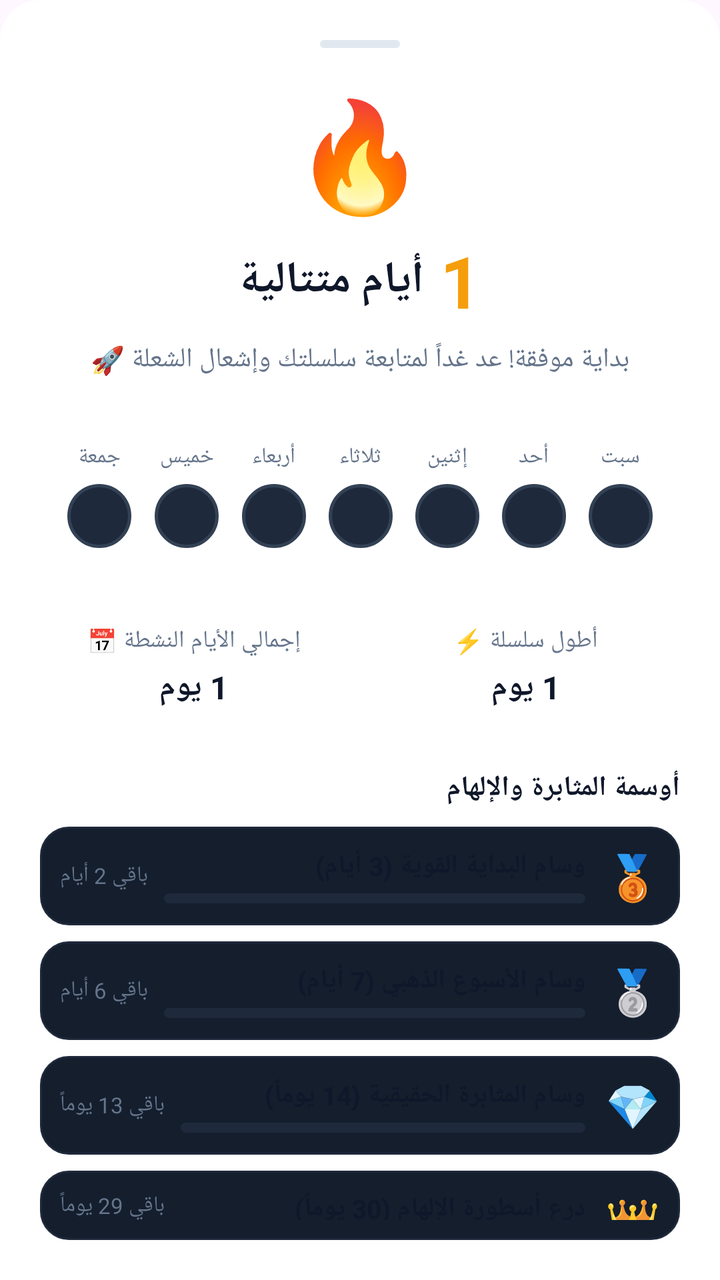
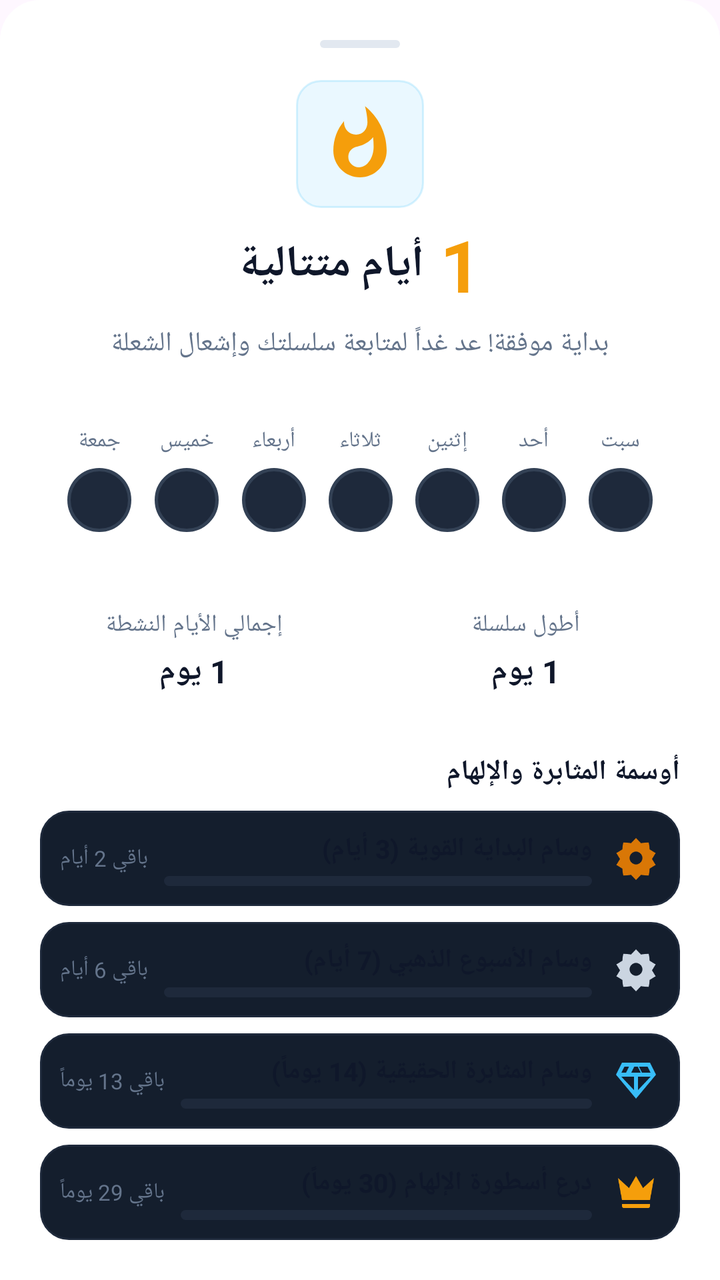

Compare the two renders of this Android layout. The source of the first and the diff that turns it into the second are given below.
<!-- AndroidManifest.xml: application theme Theme.Material3.DayNight.NoActionBar -->
<!-- res/layout/dialog_daily_streak.xml -->
<?xml version="1.0" encoding="utf-8"?>
<LinearLayout xmlns:android="http://schemas.android.com/apk/res/android"
    xmlns:app="http://schemas.android.com/apk/res-auto"
    android:layout_width="match_parent"
    android:layout_height="wrap_content"
    android:background="@drawable/bg_bottom_sheet_surface"
    android:layoutDirection="rtl"
    android:orientation="vertical"
    android:padding="20dp">

    
    <View
        android:layout_width="40dp"
        android:layout_height="4dp"
        android:layout_gravity="center_horizontal"
        android:layout_marginBottom="16dp"
        android:background="@drawable/bg_sheet_handle" />

    
    <LinearLayout
        android:layout_width="match_parent"
        android:layout_height="wrap_content"
        android:gravity="center"
        android:orientation="vertical">

        <TextView
            android:layout_width="wrap_content"
            android:layout_height="wrap_content"
            android:text="🔥"
            android:textSize="54sp" />

        <LinearLayout
            android:layout_width="wrap_content"
            android:layout_height="wrap_content"
            android:layout_marginTop="4dp"
            android:gravity="center_vertical"
            android:orientation="horizontal">

            <TextView
                android:id="@+id/tvStreakNumber"
                android:layout_width="wrap_content"
                android:layout_height="wrap_content"
                android:text="1"
                android:textColor="#F59E0B"
                android:textSize="36sp"
                android:textStyle="bold" />

            <TextView
                android:layout_width="wrap_content"
                android:layout_height="wrap_content"
                android:layout_marginStart="8dp"
                android:text="@string/streak_days_consecutive"
                android:textColor="@color/text_primary"
                android:textSize="22sp"
                android:textStyle="bold" />
        </LinearLayout>

        <TextView
            android:id="@+id/tvStreakSubtitle"
            android:layout_width="wrap_content"
            android:layout_height="wrap_content"
            android:layout_marginTop="6dp"
            android:gravity="center"
            android:paddingHorizontal="16dp"
            android:text="بداية موفقة! عد غداً لمتابعة سلسلتك وإشعال الشعلة 🚀"
            android:textColor="@color/text_secondary"
            android:textSize="13.5sp" />
    </LinearLayout>

    
    <androidx.cardview.widget.CardView
        android:layout_width="match_parent"
        android:layout_height="wrap_content"
        android:layout_marginTop="18dp"
        app:cardBackgroundColor="@color/bg_card"
        app:cardCornerRadius="16dp"
        app:cardElevation="0dp">

        <LinearLayout
            android:layout_width="match_parent"
            android:layout_height="wrap_content"
            android:gravity="center"
            android:orientation="horizontal"
            android:paddingHorizontal="8dp"
            android:paddingVertical="14dp">

            
            <LinearLayout
                android:layout_width="0dp"
                android:layout_height="wrap_content"
                android:layout_weight="1"
                android:gravity="center"
                android:orientation="vertical">
                <TextView
                    android:layout_width="wrap_content"
                    android:layout_height="wrap_content"
                    android:text="@string/day_sat"
                    android:textColor="@color/text_secondary"
                    android:textSize="11sp" />
                <FrameLayout
                    android:id="@+id/circleDaySat"
                    android:layout_width="32dp"
                    android:layout_height="32dp"
                    android:layout_marginTop="6dp"
                    android:background="@drawable/bg_streak_day_inactive">
                    <ImageView
                        android:id="@+id/iconDaySat"
                        android:layout_width="16dp"
                        android:layout_height="16dp"
                        android:layout_gravity="center"
                        android:src="@drawable/ic_check_small"
                        android:visibility="invisible"
                        app:tint="#1E293B" />
                </FrameLayout>
            </LinearLayout>

            
            <LinearLayout
                android:layout_width="0dp"
                android:layout_height="wrap_content"
                android:layout_weight="1"
                android:gravity="center"
                android:orientation="vertical">
                <TextView
                    android:layout_width="wrap_content"
                    android:layout_height="wrap_content"
                    android:text="@string/day_sun"
                    android:textColor="@color/text_secondary"
                    android:textSize="11sp" />
                <FrameLayout
                    android:id="@+id/circleDaySun"
                    android:layout_width="32dp"
                    android:layout_height="32dp"
                    android:layout_marginTop="6dp"
                    android:background="@drawable/bg_streak_day_inactive">
                    <ImageView
                        android:id="@+id/iconDaySun"
                        android:layout_width="16dp"
                        android:layout_height="16dp"
                        android:layout_gravity="center"
                        android:src="@drawable/ic_check_small"
                        android:visibility="invisible"
                        app:tint="#1E293B" />
                </FrameLayout>
            </LinearLayout>

            
            <LinearLayout
                android:layout_width="0dp"
                android:layout_height="wrap_content"
                android:layout_weight="1"
                android:gravity="center"
                android:orientation="vertical">
                <TextView
                    android:layout_width="wrap_content"
                    android:layout_height="wrap_content"
                    android:text="@string/day_mon"
                    android:textColor="@color/text_secondary"
                    android:textSize="11sp" />
                <FrameLayout
                    android:id="@+id/circleDayMon"
                    android:layout_width="32dp"
                    android:layout_height="32dp"
                    android:layout_marginTop="6dp"
                    android:background="@drawable/bg_streak_day_inactive">
                    <ImageView
                        android:id="@+id/iconDayMon"
                        android:layout_width="16dp"
                        android:layout_height="16dp"
                        android:layout_gravity="center"
                        android:src="@drawable/ic_check_small"
                        android:visibility="invisible"
                        app:tint="#1E293B" />
                </FrameLayout>
            </LinearLayout>

            
            <LinearLayout
                android:layout_width="0dp"
                android:layout_height="wrap_content"
                android:layout_weight="1"
                android:gravity="center"
                android:orientation="vertical">
                <TextView
                    android:layout_width="wrap_content"
                    android:layout_height="wrap_content"
                    android:text="@string/day_tue"
                    android:textColor="@color/text_secondary"
                    android:textSize="11sp" />
                <FrameLayout
                    android:id="@+id/circleDayTue"
                    android:layout_width="32dp"
                    android:layout_height="32dp"
                    android:layout_marginTop="6dp"
                    android:background="@drawable/bg_streak_day_inactive">
                    <ImageView
                        android:id="@+id/iconDayTue"
                        android:layout_width="16dp"
                        android:layout_height="16dp"
                        android:layout_gravity="center"
                        android:src="@drawable/ic_check_small"
                        android:visibility="invisible"
                        app:tint="#1E293B" />
                </FrameLayout>
            </LinearLayout>

            
            <LinearLayout
                android:layout_width="0dp"
                android:layout_height="wrap_content"
                android:layout_weight="1"
                android:gravity="center"
                android:orientation="vertical">
                <TextView
                    android:layout_width="wrap_content"
                    android:layout_height="wrap_content"
                    android:text="@string/day_wed"
                    android:textColor="@color/text_secondary"
                    android:textSize="11sp" />
                <FrameLayout
                    android:id="@+id/circleDayWed"
                    android:layout_width="32dp"
                    android:layout_height="32dp"
                    android:layout_marginTop="6dp"
                    android:background="@drawable/bg_streak_day_inactive">
                    <ImageView
                        android:id="@+id/iconDayWed"
                        android:layout_width="16dp"
                        android:layout_height="16dp"
                        android:layout_gravity="center"
                        android:src="@drawable/ic_check_small"
                        android:visibility="invisible"
                        app:tint="#1E293B" />
                </FrameLayout>
            </LinearLayout>

            
            <LinearLayout
                android:layout_width="0dp"
                android:layout_height="wrap_content"
                android:layout_weight="1"
                android:gravity="center"
                android:orientation="vertical">
                <TextView
                    android:layout_width="wrap_content"
                    android:layout_height="wrap_content"
                    android:text="@string/day_thu"
                    android:textColor="@color/text_secondary"
                    android:textSize="11sp" />
                <FrameLayout
                    android:id="@+id/circleDayThu"
                    android:layout_width="32dp"
                    android:layout_height="32dp"
                    android:layout_marginTop="6dp"
                    android:background="@drawable/bg_streak_day_inactive">
                    <ImageView
                        android:id="@+id/iconDayThu"
                        android:layout_width="16dp"
                        android:layout_height="16dp"
                        android:layout_gravity="center"
                        android:src="@drawable/ic_check_small"
                        android:visibility="invisible"
                        app:tint="#1E293B" />
                </FrameLayout>
            </LinearLayout>

            
            <LinearLayout
                android:layout_width="0dp"
                android:layout_height="wrap_content"
                android:layout_weight="1"
                android:gravity="center"
                android:orientation="vertical">
                <TextView
                    android:layout_width="wrap_content"
                    android:layout_height="wrap_content"
                    android:text="@string/day_fri"
                    android:textColor="@color/text_secondary"
                    android:textSize="11sp" />
                <FrameLayout
                    android:id="@+id/circleDayFri"
                    android:layout_width="32dp"
                    android:layout_height="32dp"
                    android:layout_marginTop="6dp"
                    android:background="@drawable/bg_streak_day_inactive">
                    <ImageView
                        android:id="@+id/iconDayFri"
                        android:layout_width="16dp"
                        android:layout_height="16dp"
                        android:layout_gravity="center"
                        android:src="@drawable/ic_check_small"
                        android:visibility="invisible"
                        app:tint="#1E293B" />
                </FrameLayout>
            </LinearLayout>
        </LinearLayout>
    </androidx.cardview.widget.CardView>

    
    <LinearLayout
        android:layout_width="match_parent"
        android:layout_height="wrap_content"
        android:layout_marginTop="12dp"
        android:orientation="horizontal">

        <androidx.cardview.widget.CardView
            android:layout_width="0dp"
            android:layout_height="wrap_content"
            android:layout_marginEnd="6dp"
            android:layout_weight="1"
            app:cardBackgroundColor="@color/bg_card"
            app:cardCornerRadius="14dp"
            app:cardElevation="0dp">

            <LinearLayout
                android:layout_width="match_parent"
                android:layout_height="wrap_content"
                android:gravity="center"
                android:orientation="vertical"
                android:padding="12dp">

                <TextView
                    android:layout_width="wrap_content"
                    android:layout_height="wrap_content"
                    android:text="@string/streak_longest"
                    android:textColor="@color/text_secondary"
                    android:textSize="12sp" />

                <TextView
                    android:id="@+id/tvLongestStreak"
                    android:layout_width="wrap_content"
                    android:layout_height="wrap_content"
                    android:layout_marginTop="4dp"
                    android:text="1 يوم"
                    android:textColor="@color/text_primary"
                    android:textSize="16sp"
                    android:textStyle="bold" />
            </LinearLayout>
        </androidx.cardview.widget.CardView>

        <androidx.cardview.widget.CardView
            android:layout_width="0dp"
            android:layout_height="wrap_content"
            android:layout_marginStart="6dp"
            android:layout_weight="1"
            app:cardBackgroundColor="@color/bg_card"
            app:cardCornerRadius="14dp"
            app:cardElevation="0dp">

            <LinearLayout
                android:layout_width="match_parent"
                android:layout_height="wrap_content"
                android:gravity="center"
                android:orientation="vertical"
                android:padding="12dp">

                <TextView
                    android:layout_width="wrap_content"
                    android:layout_height="wrap_content"
                    android:text="@string/streak_total_active"
                    android:textColor="@color/text_secondary"
                    android:textSize="12sp" />

                <TextView
                    android:id="@+id/tvTotalActiveDays"
                    android:layout_width="wrap_content"
                    android:layout_height="wrap_content"
                    android:layout_marginTop="4dp"
                    android:text="1 يوم"
                    android:textColor="@color/text_primary"
                    android:textSize="16sp"
                    android:textStyle="bold" />
            </LinearLayout>
        </androidx.cardview.widget.CardView>
    </LinearLayout>

    
    <TextView
        android:layout_width="wrap_content"
        android:layout_height="wrap_content"
        android:layout_marginTop="18dp"
        android:text="@string/streak_medals_title"
        android:textColor="@color/text_primary"
        android:textSize="14sp"
        android:textStyle="bold" />

    <LinearLayout
        android:layout_width="match_parent"
        android:layout_height="wrap_content"
        android:layout_marginTop="10dp"
        android:orientation="vertical">

        
        <LinearLayout
            android:id="@+id/layoutMilestone3"
            android:layout_width="match_parent"
            android:layout_height="wrap_content"
            android:background="@drawable/bg_milestone_card"
            android:gravity="center_vertical"
            android:orientation="horizontal"
            android:padding="10dp">
            <TextView
                android:layout_width="wrap_content"
                android:layout_height="wrap_content"
                android:text="🥉"
                android:textSize="22sp" />
            <LinearLayout
                android:layout_width="0dp"
                android:layout_height="wrap_content"
                android:layout_marginStart="10dp"
                android:layout_weight="1"
                android:orientation="vertical">
                <TextView
                    android:layout_width="wrap_content"
                    android:layout_height="wrap_content"
                    android:text="وسام البداية القوية (3 أيام)"
                    android:textColor="@color/text_primary"
                    android:textSize="13sp"
                    android:textStyle="bold" />
                <ProgressBar
                    android:id="@+id/pbMilestone3"
                    style="?android:attr/progressBarStyleHorizontal"
                    android:layout_width="match_parent"
                    android:layout_height="5dp"
                    android:layout_marginTop="5dp"
                    android:progressDrawable="@drawable/progress_bar_horizontal_custom" />
            </LinearLayout>
            <TextView
                android:id="@+id/tvMilestone3Status"
                android:layout_width="wrap_content"
                android:layout_height="wrap_content"
                android:layout_marginStart="8dp"
                android:text="باقي 2 أيام"
                android:textColor="@color/text_secondary"
                android:textSize="11sp" />
        </LinearLayout>

        
        <LinearLayout
            android:id="@+id/layoutMilestone7"
            android:layout_width="match_parent"
            android:layout_height="wrap_content"
            android:layout_marginTop="8dp"
            android:background="@drawable/bg_milestone_card"
            android:gravity="center_vertical"
            android:orientation="horizontal"
            android:padding="10dp">
            <TextView
                android:layout_width="wrap_content"
                android:layout_height="wrap_content"
                android:text="🥈"
                android:textSize="22sp" />
            <LinearLayout
                android:layout_width="0dp"
                android:layout_height="wrap_content"
                android:layout_marginStart="10dp"
                android:layout_weight="1"
                android:orientation="vertical">
                <TextView
                    android:layout_width="wrap_content"
                    android:layout_height="wrap_content"
                    android:text="وسام الأسبوع الذهبي (7 أيام)"
                    android:textColor="@color/text_primary"
                    android:textSize="13sp"
                    android:textStyle="bold" />
                <ProgressBar
                    android:id="@+id/pbMilestone7"
                    style="?android:attr/progressBarStyleHorizontal"
                    android:layout_width="match_parent"
                    android:layout_height="5dp"
                    android:layout_marginTop="5dp"
                    android:progressDrawable="@drawable/progress_bar_horizontal_custom" />
            </LinearLayout>
            <TextView
                android:id="@+id/tvMilestone7Status"
                android:layout_width="wrap_content"
                android:layout_height="wrap_content"
                android:layout_marginStart="8dp"
                android:text="باقي 6 أيام"
                android:textColor="@color/text_secondary"
                android:textSize="11sp" />
        </LinearLayout>

        
        <LinearLayout
            android:id="@+id/layoutMilestone14"
            android:layout_width="match_parent"
            android:layout_height="wrap_content"
            android:layout_marginTop="8dp"
            android:background="@drawable/bg_milestone_card"
            android:gravity="center_vertical"
            android:orientation="horizontal"
            android:padding="10dp">
            <TextView
                android:layout_width="wrap_content"
                android:layout_height="wrap_content"
                android:text="💎"
                android:textSize="22sp" />
            <LinearLayout
                android:layout_width="0dp"
                android:layout_height="wrap_content"
                android:layout_marginStart="10dp"
                android:layout_weight="1"
                android:orientation="vertical">
                <TextView
                    android:layout_width="wrap_content"
                    android:layout_height="wrap_content"
                    android:text="وسام المثابرة الحقيقية (14 يوماً)"
                    android:textColor="@color/text_primary"
                    android:textSize="13sp"
                    android:textStyle="bold" />
                <ProgressBar
                    android:id="@+id/pbMilestone14"
                    style="?android:attr/progressBarStyleHorizontal"
                    android:layout_width="match_parent"
                    android:layout_height="5dp"
                    android:layout_marginTop="5dp"
                    android:progressDrawable="@drawable/progress_bar_horizontal_custom" />
            </LinearLayout>
            <TextView
                android:id="@+id/tvMilestone14Status"
                android:layout_width="wrap_content"
                android:layout_height="wrap_content"
                android:layout_marginStart="8dp"
                android:text="باقي 13 يوماً"
                android:textColor="@color/text_secondary"
                android:textSize="11sp" />
        </LinearLayout>

        
        <LinearLayout
            android:id="@+id/layoutMilestone30"
            android:layout_width="match_parent"
            android:layout_height="wrap_content"
            android:layout_marginTop="8dp"
            android:background="@drawable/bg_milestone_card"
            android:gravity="center_vertical"
            android:orientation="horizontal"
            android:padding="10dp">
            <TextView
                android:layout_width="wrap_content"
                android:layout_height="wrap_content"
                android:text="👑"
                android:textSize="22sp" />
            <LinearLayout
                android:layout_width="0dp"
                android:layout_height="wrap_content"
                android:layout_marginStart="10dp"
                android:layout_weight="1"
                android:orientation="vertical">
                <TextView
                    android:layout_width="wrap_content"
                    android:layout_height="wrap_content"
                    android:text="درع أسطورة الإلهام (30 يوماً)"
                    android:textColor="@color/text_primary"
                    android:textSize="13sp"
                    android:textStyle="bold" />
                <ProgressBar
                    android:id="@+id/pbMilestone30"
                    style="?android:attr/progressBarStyleHorizontal"
                    android:layout_width="match_parent"
                    android:layout_height="5dp"
                    android:layout_marginTop="5dp"
                    android:progressDrawable="@drawable/progress_bar_horizontal_custom" />
            </LinearLayout>
            <TextView
                android:id="@+id/tvMilestone30Status"
                android:layout_width="wrap_content"
                android:layout_height="wrap_content"
                android:layout_marginStart="8dp"
                android:text="باقي 29 يوماً"
                android:textColor="@color/text_secondary"
                android:textSize="11sp" />
        </LinearLayout>
    </LinearLayout>

    
    <LinearLayout
        android:layout_width="match_parent"
        android:layout_height="wrap_content"
        android:layout_marginTop="20dp"
        android:orientation="horizontal">

        <TextView
            android:id="@+id/btnShareStreak"
            android:layout_width="0dp"
            android:layout_height="46dp"
            android:layout_marginEnd="8dp"
            android:layout_weight="1"
            android:background="@drawable/bg_button_gradient_primary"
            android:gravity="center"
            android:text="@string/streak_share_btn"
            android:textColor="#FFFFFF"
            android:textSize="14sp"
            android:textStyle="bold" />

        <TextView
            android:id="@+id/btnCloseStreak"
            android:layout_width="wrap_content"
            android:layout_height="46dp"
            android:background="?attr/selectableItemBackground"
            android:gravity="center"
            android:paddingHorizontal="16dp"
            android:text="@string/streak_continue_reading"
            android:textColor="@color/text_secondary"
            android:textSize="13.5sp" />
    </LinearLayout>
</LinearLayout>
<!-- resources referenced by this layout -->
<resources>
  <color name="bg_card">#FFFFFF</color>
  <color name="text_primary">#0F172A</color>
  <color name="text_secondary">#64748B</color>
  <!-- drawable bg_bottom_sheet_surface (drawable) -->
  <?xml version="1.0" encoding="utf-8"?>
  <shape xmlns:android="http://schemas.android.com/apk/res/android">
      <solid android:color="@color/bg_card" />
      <corners
          android:topLeftRadius="20dp"
          android:topRightRadius="20dp" />
  </shape>
  <!-- drawable bg_sheet_handle (drawable) -->
  <?xml version="1.0" encoding="utf-8"?>
  <shape xmlns:android="http://schemas.android.com/apk/res/android">
      <solid android:color="@color/divider_color" />
      <corners android:radius="3dp" />
  </shape>
  <string name="day_fri">جمعة</string>
  <string name="day_mon">إثنين</string>
  <string name="day_sat">سبت</string>
  <string name="day_sun">أحد</string>
  <string name="day_thu">خميس</string>
  <string name="day_tue">ثلاثاء</string>
  <string name="day_wed">أربعاء</string>
  <string name="streak_continue_reading">متابعة القراءة</string>
  <string name="streak_days_consecutive">أيام متتالية</string>
  <string name="streak_longest">أطول سلسلة ⚡</string>
  <string name="streak_medals_title">أوسمة المثابرة والإلهام</string>
  <string name="streak_share_btn">شارك إنجازك اليومي 🚀</string>
  <string name="streak_total_active">إجمالي الأيام النشطة 📅</string>
  <color name="divider_color">#E2E8F0</color>
  <!-- unchanged entries left out for length: 5 -->
</resources>

<!-- the commit's change to res/layout/dialog_daily_streak.xml (unified diff, before → after) -->
@@ -23,11 +23,18 @@
         android:gravity="center"
         android:orientation="vertical">
 
-        <TextView
-            android:layout_width="wrap_content"
-            android:layout_height="wrap_content"
-            android:text="🔥"
-            android:textSize="54sp" />
+        <FrameLayout
+            android:layout_width="64dp"
+            android:layout_height="64dp"
+            android:background="@drawable/bg_category_well"
+            android:padding="12dp">
+            <ImageView
+                android:layout_width="40dp"
+                android:layout_height="40dp"
+                android:layout_gravity="center"
+                android:src="@drawable/ic_flame"
+                app:tint="#F59E0B" />
+        </FrameLayout>
 
         <LinearLayout
             android:layout_width="wrap_content"
@@ -62,7 +69,7 @@
             android:layout_marginTop="6dp"
             android:gravity="center"
             android:paddingHorizontal="16dp"
-            android:text="بداية موفقة! عد غداً لمتابعة سلسلتك وإشعال الشعلة 🚀"
+            android:text="بداية موفقة! عد غداً لمتابعة سلسلتك وإشعال الشعلة"
             android:textColor="@color/text_secondary"
             android:textSize="13.5sp" />
     </LinearLayout>
@@ -399,11 +406,11 @@
             android:gravity="center_vertical"
             android:orientation="horizontal"
             android:padding="10dp">
-            <TextView
-                android:layout_width="wrap_content"
-                android:layout_height="wrap_content"
-                android:text="🥉"
-                android:textSize="22sp" />
+            <ImageView
+                android:layout_width="24dp"
+                android:layout_height="24dp"
+                android:src="@drawable/ic_medal"
+                app:tint="#D97706" />
             <LinearLayout
                 android:layout_width="0dp"
                 android:layout_height="wrap_content"
@@ -445,11 +452,11 @@
             android:gravity="center_vertical"
             android:orientation="horizontal"
             android:padding="10dp">
-            <TextView
-                android:layout_width="wrap_content"
-                android:layout_height="wrap_content"
-                android:text="🥈"
-                android:textSize="22sp" />
+            <ImageView
+                android:layout_width="24dp"
+                android:layout_height="24dp"
+                android:src="@drawable/ic_medal"
+                app:tint="#CBD5E1" />
             <LinearLayout
                 android:layout_width="0dp"
                 android:layout_height="wrap_content"
@@ -491,11 +498,11 @@
             android:gravity="center_vertical"
             android:orientation="horizontal"
             android:padding="10dp">
-            <TextView
-                android:layout_width="wrap_content"
-                android:layout_height="wrap_content"
-                android:text="💎"
-                android:textSize="22sp" />
+            <ImageView
+                android:layout_width="24dp"
+                android:layout_height="24dp"
+                android:src="@drawable/ic_diamond"
+                app:tint="#38BDF8" />
             <LinearLayout
                 android:layout_width="0dp"
                 android:layout_height="wrap_content"
@@ -537,11 +544,11 @@
             android:gravity="center_vertical"
             android:orientation="horizontal"
             android:padding="10dp">
-            <TextView
-                android:layout_width="wrap_content"
-                android:layout_height="wrap_content"
-                android:text="👑"
-                android:textSize="22sp" />
+            <ImageView
+                android:layout_width="24dp"
+                android:layout_height="24dp"
+                android:src="@drawable/ic_crown"
+                app:tint="#F59E0B" />
             <LinearLayout
                 android:layout_width="0dp"
                 android:layout_height="wrap_content"
<!-- resource entries referenced after the edit -->
@@ -11,12 +11,62 @@
           android:topLeftRadius="20dp"
           android:topRightRadius="20dp" />
   </shape>
+  <!-- drawable bg_category_well (drawable) -->
+  <?xml version="1.0" encoding="utf-8"?>
+  <shape xmlns:android="http://schemas.android.com/apk/res/android"
+      android:shape="rectangle">
+      <corners android:radius="12dp" />
+      <solid android:color="#1A38BDF8" />
+      <stroke
+          android:width="1dp"
+          android:color="#3338BDF8" />
+  </shape>
   <!-- drawable bg_sheet_handle (drawable) -->
   <?xml version="1.0" encoding="utf-8"?>
   <shape xmlns:android="http://schemas.android.com/apk/res/android">
       <solid android:color="@color/divider_color" />
       <corners android:radius="3dp" />
   </shape>
+  <!-- drawable ic_crown (drawable) -->
+  <vector xmlns:android="http://schemas.android.com/apk/res/android"
+      android:width="24dp"
+      android:height="24dp"
+      android:viewportWidth="24"
+      android:viewportHeight="24">
+    <path
+        android:fillColor="#F59E0B"
+        android:pathData="M5,16L3,5l5.5,5L12,4l3.5,6L21,5l-2,11H5m14,3c0,0.6 -0.4,1 -1,1H6c-0.6,0 -1,-0.4 -1,-1v-1h14v1Z"/>
+  </vector>
+  <!-- drawable ic_diamond (drawable) -->
+  <vector xmlns:android="http://schemas.android.com/apk/res/android"
+      android:width="24dp"
+      android:height="24dp"
+      android:viewportWidth="24"
+      android:viewportHeight="24">
+      <path
+          android:fillColor="@android:color/white"
+          android:pathData="M19,3H5L2,9l10,12L22,9l-3,-6zM9.62,8l1.5,-3h1.76l1.5,3H9.62zM11,10v6.68L4.66,10H11zm2,0h6.34L13,16.68V10zm4.3,-2h-2.32l-1.5,-3H17.8l1.5,3zM4.7,8l1.5,-3h2.32l-1.5,3H4.7z"/>
+  </vector>
+  <!-- drawable ic_flame (drawable) -->
+  <vector xmlns:android="http://schemas.android.com/apk/res/android"
+      android:width="24dp"
+      android:height="24dp"
+      android:viewportWidth="24"
+      android:viewportHeight="24">
+      <path
+          android:fillColor="@android:color/white"
+          android:pathData="M13.5,0.67s0.74,2.65 0.74,4.8c0,2.06 -1.35,3.73 -3.41,3.73 -2.07,0 -3.63,-1.67 -3.63,-3.73l0.03,-0.36C5.21,7.51 4,10.61 4,14c0,4.42 3.58,8 8,8s8,-3.58 8,-8C20,8.61 17.41,3.8 13.5,0.67zM11.71,19c-1.78,0 -3.22,-1.4 -3.22,-3.14 0,-1.62 1.05,-2.76 2.81,-3.12 1.77,-0.36 3.6,-1.41 4.62,-2.78 0.11,0.92 0.17,1.88 0.17,2.86C16.09,16.24 14.12,19 11.71,19z"/>
+  </vector>
+  <!-- drawable ic_medal (drawable) -->
+  <vector xmlns:android="http://schemas.android.com/apk/res/android"
+      android:width="24dp"
+      android:height="24dp"
+      android:viewportWidth="24"
+      android:viewportHeight="24">
+      <path
+          android:fillColor="@android:color/white"
+          android:pathData="M12,15.2a3.2,3.2 0,1 0,0 -6.4,3.2 3.2,0 0,0 0,6.4zM9.54,4.56L12,2l2.46,2.56L18.4,4.24l0.42,3.46L21.8,9.54 20,12.5l1.8,2.96 -2.98,1.84 -0.42,3.46 -3.94,-0.32L12,23l-2.46,-2.56 -3.94,0.32 -0.42,-3.46L2.2,15.46 4,12.5 2.2,9.54 5.18,7.7l0.42,-3.46L9.54,4.56z"/>
+  </vector>
   <string name="day_fri">جمعة</string>
   <string name="day_mon">إثنين</string>
   <string name="day_sat">سبت</string>
@@ -26,10 +76,10 @@
   <string name="day_wed">أربعاء</string>
   <string name="streak_continue_reading">متابعة القراءة</string>
   <string name="streak_days_consecutive">أيام متتالية</string>
-  <string name="streak_longest">أطول سلسلة ⚡</string>
+  <string name="streak_longest">أطول سلسلة</string>
   <string name="streak_medals_title">أوسمة المثابرة والإلهام</string>
-  <string name="streak_share_btn">شارك إنجازك اليومي 🚀</string>
-  <string name="streak_total_active">إجمالي الأيام النشطة 📅</string>
+  <string name="streak_share_btn">شارك إنجازك اليومي</string>
+  <string name="streak_total_active">إجمالي الأيام النشطة</string>
   <color name="divider_color">#E2E8F0</color>
   <!-- unchanged entries left out for length: 5 -->
 </resources>
